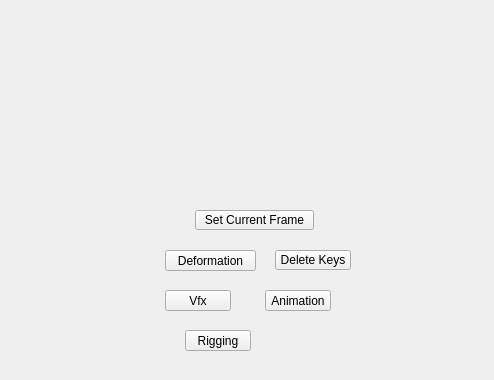
This is radial/ui/uiLevel_2/animation_submenu.ui in m3trik/radial as Qt 5 draws it before an edit; both pictures show x 0 to 494 and y 0 to 380 of the 600 by 600 pixel window. The edited form follows.
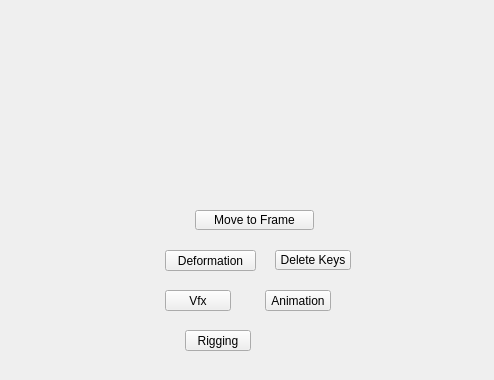
This is the edited form. Custom widgets are drawn as their Qt base class.

What changed in the file:
```diff
--- a/radial/ui/uiLevel_2/animation_submenu.ui
+++ b/radial/ui/uiLevel_2/animation_submenu.ui
@@ -233,7 +233,7 @@
      <string>&lt;html&gt;&lt;head/&gt;&lt;body&gt;&lt;p&gt;Set the current frame on the timeslider.&lt;/p&gt;&lt;/body&gt;&lt;/html&gt;</string>
     </property>
     <property name="text">
-     <string>Set Current Frame</string>
+     <string>Move to Frame</string>
     </property>
     <property name="checkable">
      <bool>true</bool>
```
